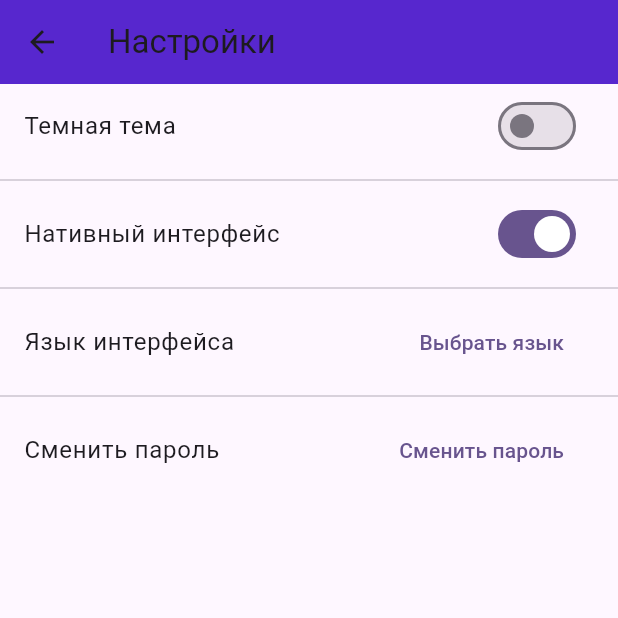
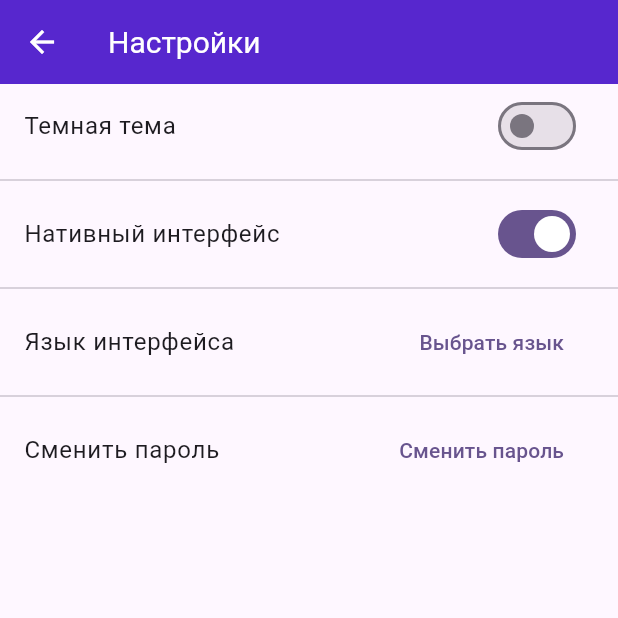
Before and after one commit to EgorSborschikov/duma_mobile, a Flutter app: the SettingsAndroidPage screen opened directly, on a phone screen of 412 x 824 dp, the top half of it. Run offline on Flutter 3.47's test engine with Material 3 defaults, Android fonts, the phone set to English and light mode, and no system bars; our stand-ins replace device_preview.

Commit message:
add method for switched on native or not native interface in android and ios native settings pages

```diff
--- a/lib/presentation/common/components_for_android/custom_app_bar/custom_app_bar.dart
+++ b/lib/presentation/common/components_for_android/custom_app_bar/custom_app_bar.dart
@@ -10,7 +10,15 @@ class CustomAppBar extends StatelessWidget implements PreferredSizeWidget{
   Widget build(BuildContext context) {
     return AppBar(
       backgroundColor: Color(0xFF5727CE),
-      title: Text(title),
+      title: Text(
+        title,
+        style: TextStyle(
+          color: Colors.white,
+          fontFamily: 'Roboto',
+          fontSize: 20
+        ),
+      ),
+      centerTitle: false,
       leading: child,
     );
   }
--- a/lib/presentation/features/settings/view/ui/settings_android/settings_android_page.dart
+++ b/lib/presentation/features/settings/view/ui/settings_android/settings_android_page.dart
@@ -1,9 +1,35 @@
+import 'dart:io';
 import 'package:duma/presentation/common/components_for_android/custom_app_bar/custom_app_bar.dart';
+import 'package:duma/presentation/features/settings/view/ui/settings_ios/settings_ios_page.dart';
 import 'package:flutter/material.dart';
+import '../../../../sign_in/view/ui/sign_in_android/sign_in_android_page.dart';
 import '../widgets/settings_items_android_widgets/settings_option_android.dart';
 
-class SettingsAndroidPage extends StatelessWidget {
+class SettingsAndroidPage extends StatefulWidget {
   const SettingsAndroidPage({super.key});
+
+  @override
+  State<SettingsAndroidPage> createState() => _SettingsAndroidPageState();
+}
+
+class _SettingsAndroidPageState extends State<SettingsAndroidPage> {
+  bool _isSwitchEnabled = true; // По умолчанию включено, если на Android
+
+  void _onSwitchChanged(bool value) {
+    setState(() {
+      _isSwitchEnabled = value;
+
+      if (!_isSwitchEnabled) { // Если переключатель выключен
+        Navigator.pushReplacement(
+          context,
+          MaterialPageRoute(
+            builder: (context) => SettingsIosPage(isSwitchEnabled: false),
+          ),
+        );
+      }
+    });
+  }
+
 
   @override
   Widget build(BuildContext context) {
@@ -12,9 +38,15 @@ class SettingsAndroidPage extends StatelessWidget {
         title: 'Настройки',
         child: IconButton(
           onPressed: () {
-
+            Navigator.push(
+              context,
+              MaterialPageRoute(builder: (context) => SignInAndroidPage()),
+            );
           },
-          icon: Icon(Icons.arrow_back)
+          icon: Icon(
+            Icons.arrow_back,
+            color: Colors.white,
+          ),
         ),
       ),
       body: ListView(
@@ -32,10 +64,8 @@ class SettingsAndroidPage extends StatelessWidget {
           SettingsOptionAndroid(
             title: 'Нативный интерфейс',
             child: Switch(
-              value: true,
-              onChanged: (bool value) {
-                // Логика обработки переключения темной темы
-              },
+              value: _isSwitchEnabled,
+              onChanged: _onSwitchChanged,
             ),
           ),
           Divider(),
```
Also changed, not shown: lib/main.dart (+4 -3 lines), lib/presentation/features/onboard/view/onboard_pages.dart (+14 -4 lines), lib/presentation/features/settings/view/ui/settings_ios/settings_ios_page.dart (+36 -4 lines), lib/presentation/features/sign_in/view/ui/sign_in_android/sign_in_android_page.dart (+6 -1 lines), lib/presentation/features/sign_in/view/ui/sign_in_ios/sign_in_ios_page.dart (+14 -4 lines), 1 other file.
